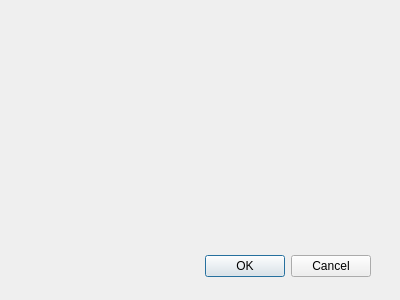
The window that StartMenu.ui (ducla9762-stack/abc3d) describes before a commit, drawn with Qt 5.
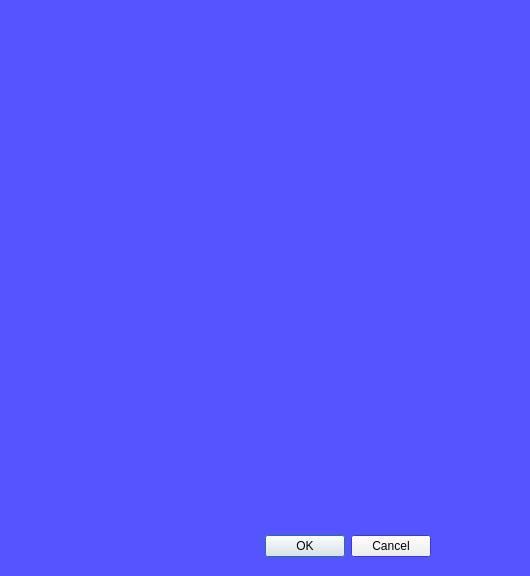
The same window after the commit.

Commit message: Small UI changes, starting StartMenu

The edit to the form file:
```diff
--- a/StartMenu.ui
+++ b/StartMenu.ui
@@ -8,18 +8,64 @@
    <rect>
     <x>0</x>
     <y>0</y>
-    <width>400</width>
-    <height>300</height>
+    <width>530</width>
+    <height>576</height>
    </rect>
   </property>
+  <property name="palette">
+   <palette>
+    <active>
+     <colorrole role="Window">
+      <brush brushstyle="SolidPattern">
+       <color alpha="255">
+        <red>85</red>
+        <green>85</green>
+        <blue>255</blue>
+       </color>
+      </brush>
+     </colorrole>
+    </active>
+    <inactive>
+     <colorrole role="Window">
+      <brush brushstyle="SolidPattern">
+       <color alpha="255">
+        <red>85</red>
+        <green>85</green>
+        <blue>255</blue>
+       </color>
+      </brush>
+     </colorrole>
+    </inactive>
+    <disabled>
+     <colorrole role="Base">
+      <brush brushstyle="SolidPattern">
+       <color alpha="255">
+        <red>85</red>
+        <green>85</green>
+        <blue>255</blue>
+       </color>
+      </brush>
+     </colorrole>
+     <colorrole role="Window">
+      <brush brushstyle="SolidPattern">
+       <color alpha="255">
+        <red>85</red>
+        <green>85</green>
+        <blue>255</blue>
+       </color>
+      </brush>
+     </colorrole>
+    </disabled>
+   </palette>
+  </property>
   <property name="windowTitle">
    <string>Dialog</string>
   </property>
   <widget class="QWidget" name="layoutWidget">
    <property name="geometry">
     <rect>
-     <x>20</x>
-     <y>250</y>
+     <x>80</x>
+     <y>530</y>
      <width>351</width>
      <height>33</height>
     </rect>
```
Left out of the diff: 23 changed lines with no effect on the pictures. The commit also changes 6 other files.
